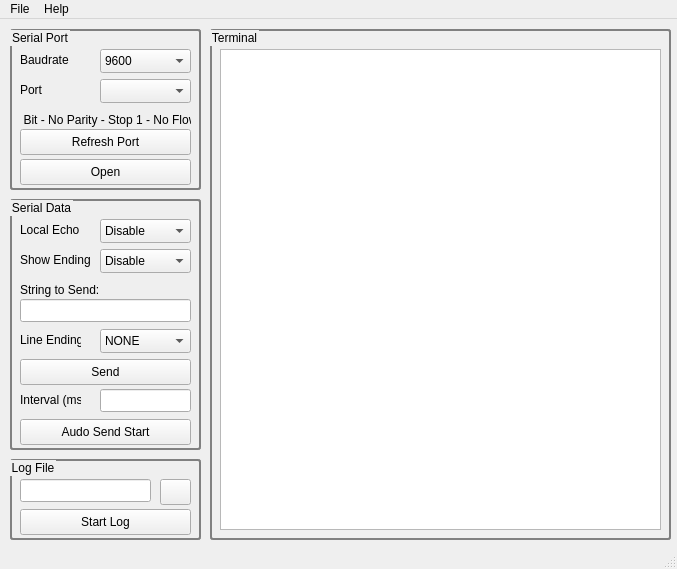
The window that qtserterm/qtserterm.ui (mekatronik-achmadi/atmega-dev) describes before a commit, drawn with Qt 5.
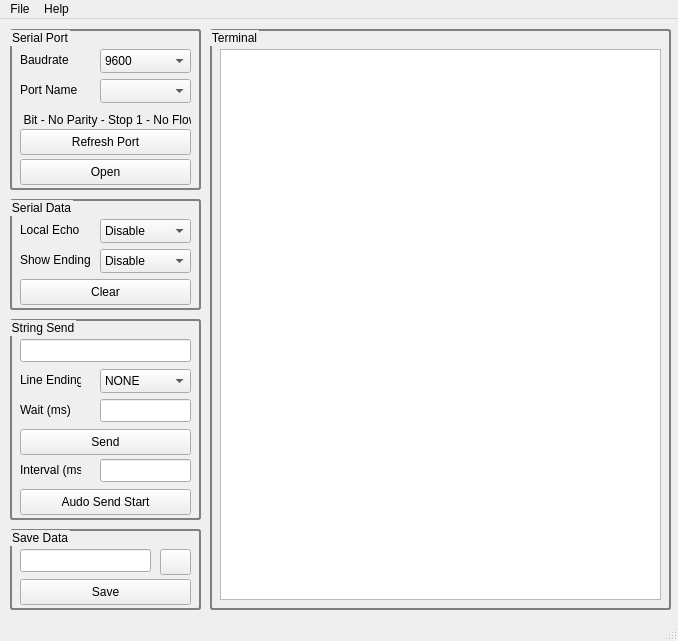
The same window after the commit. Icons and pictures are not drawn.

Commit message: Qt Serial Terminal

Diff of the .ui file:
```diff
--- a/qtserterm/qtserterm.ui
+++ b/qtserterm/qtserterm.ui
@@ -6,8 +6,8 @@
    <rect>
     <x>0</x>
     <y>0</y>
-    <width>677</width>
-    <height>569</height>
+    <width>678</width>
+    <height>641</height>
    </rect>
   </property>
   <property name="windowTitle">
@@ -91,12 +91,12 @@
       <rect>
        <x>10</x>
        <y>50</y>
-       <width>51</width>
+       <width>61</width>
        <height>21</height>
       </rect>
      </property>
      <property name="text">
-      <string>Port</string>
+      <string>Port Name</string>
      </property>
     </widget>
     <widget class="QComboBox" name="cmbPort">
@@ -161,7 +161,7 @@
       <x>210</x>
       <y>10</y>
       <width>461</width>
-      <height>511</height>
+      <height>581</height>
      </rect>
     </property>
     <property name="styleSheet">
@@ -179,7 +179,7 @@
        <x>10</x>
        <y>20</y>
        <width>441</width>
-       <height>481</height>
+       <height>551</height>
       </rect>
      </property>
     </widget>
@@ -190,7 +190,7 @@
       <x>10</x>
       <y>180</y>
       <width>191</width>
-      <height>251</height>
+      <height>111</height>
      </rect>
     </property>
     <property name="styleSheet">
@@ -202,62 +202,6 @@
     <property name="title">
      <string>Serial Data</string>
     </property>
-    <widget class="QLineEdit" name="txtDataSend">
-     <property name="geometry">
-      <rect>
-       <x>10</x>
-       <y>100</y>
-       <width>171</width>
-       <height>23</height>
-      </rect>
-     </property>
-    </widget>
-    <widget class="QLabel" name="lblLineEnd">
-     <property name="geometry">
-      <rect>
-       <x>10</x>
-       <y>130</y>
-       <width>61</width>
-       <height>21</height>
-      </rect>
-     </property>
-     <property name="text">
-      <string>Line Ending</string>
-     </property>
-    </widget>
-    <widget class="QComboBox" name="cmbLineEnd">
-     <property name="geometry">
-      <rect>
-       <x>90</x>
-       <y>130</y>
-       <width>91</width>
-       <height>24</height>
-      </rect>
-     </property>
-     <property name="currentIndex">
-      <number>0</number>
-     </property>
-     <item>
-      <property name="text">
-       <string>NONE</string>
-      </property>
-     </item>
-     <item>
-      <property name="text">
-       <string>CR</string>
-      </property>
-     </item>
-     <item>
-      <property name="text">
-       <string>LF</string>
-      </property>
-     </item>
-     <item>
-      <property name="text">
-       <string>CR/LF</string>
-      </property>
-     </item>
-    </widget>
     <widget class="QLabel" name="lblLocalEcho">
      <property name="geometry">
       <rect>
@@ -294,55 +238,6 @@
       </property>
      </item>
     </widget>
-    <widget class="QPushButton" name="btnAutoStart">
-     <property name="geometry">
-      <rect>
-       <x>10</x>
-       <y>220</y>
-       <width>171</width>
-       <height>26</height>
-      </rect>
-     </property>
-     <property name="text">
-      <string>Audo Send Start</string>
-     </property>
-    </widget>
-    <widget class="QPushButton" name="btnStringSend">
-     <property name="geometry">
-      <rect>
-       <x>10</x>
-       <y>160</y>
-       <width>171</width>
-       <height>26</height>
-      </rect>
-     </property>
-     <property name="text">
-      <string>Send</string>
-     </property>
-    </widget>
-    <widget class="QLineEdit" name="txtInterval">
-     <property name="geometry">
-      <rect>
-       <x>90</x>
-       <y>190</y>
-       <width>91</width>
-       <height>23</height>
-      </rect>
-     </property>
-    </widget>
-    <widget class="QLabel" name="lblAutoInterval">
-     <property name="geometry">
-      <rect>
-       <x>10</x>
-       <y>190</y>
-       <width>61</width>
-       <height>21</height>
-      </rect>
-     </property>
-     <property name="text">
-      <string>Interval (ms)</string>
-     </property>
-    </widget>
     <widget class="QComboBox" name="cmbShowEnd">
      <property name="geometry">
       <rect>
@@ -379,17 +274,17 @@
       <string>Show Ending</string>
      </property>
     </widget>
-    <widget class="QLabel" name="lblShowEnd_2">
+    <widget class="QPushButton" name="btnClear">
      <property name="geometry">
       <rect>
        <x>10</x>
        <y>80</y>
-       <width>91</width>
-       <height>21</height>
+       <width>171</width>
+       <height>26</height>
       </rect>
      </property>
      <property name="text">
-      <string>String to Send:</string>
+      <string>Clear</string>
      </property>
     </widget>
    </widget>
@@ -397,7 +292,7 @@
     <property name="geometry">
      <rect>
       <x>10</x>
-      <y>440</y>
+      <y>510</y>
       <width>191</width>
       <height>81</height>
      </rect>
@@ -409,7 +304,7 @@
  } </string>
     </property>
     <property name="title">
-     <string>Log File</string>
+     <string>Save Data</string>
     </property>
     <widget class="QLineEdit" name="txtFileLog">
      <property name="geometry">
@@ -421,22 +316,22 @@
       </rect>
      </property>
     </widget>
-    <widget class="QPushButton" name="btnFileStart">
-     <property name="geometry">
-      <rect>
-       <x>10</x>
-       <y>50</y>
-       <width>171</width>
-       <height>26</height>
-      </rect>
-     </property>
-     <property name="text">
-      <string>Start Log</string>
-     </property>
-    </widget>
     <widget class="QPushButton" name="btnFileSave">
      <property name="geometry">
       <rect>
+       <x>10</x>
+       <y>50</y>
+       <width>171</width>
+       <height>26</height>
+      </rect>
+     </property>
+     <property name="text">
+      <string>Save</string>
+     </property>
+    </widget>
+    <widget class="QPushButton" name="btnFilePath">
+     <property name="geometry">
+      <rect>
        <x>150</x>
        <y>20</y>
        <width>31</width>
@@ -451,13 +346,160 @@
      </property>
     </widget>
    </widget>
+   <widget class="QGroupBox" name="AutoSend">
+    <property name="geometry">
+     <rect>
+      <x>10</x>
+      <y>300</y>
+      <width>191</width>
+      <height>201</height>
+     </rect>
+    </property>
+    <property name="styleSheet">
+     <string notr="true">QGroupBox { 
+     border: 2px solid gray; 
+     border-radius: 3px; 
+ } </string>
+    </property>
+    <property name="title">
+     <string>String Send</string>
+    </property>
+    <widget class="QLineEdit" name="txtDataSend">
+     <property name="geometry">
+      <rect>
+       <x>10</x>
+       <y>20</y>
+       <width>171</width>
+       <height>23</height>
+      </rect>
+     </property>
+    </widget>
+    <widget class="QLabel" name="lblLineEnd">
+     <property name="geometry">
+      <rect>
+       <x>10</x>
+       <y>50</y>
+       <width>61</width>
+       <height>21</height>
+      </rect>
+     </property>
+     <property name="text">
+      <string>Line Ending</string>
+     </property>
+    </widget>
+    <widget class="QComboBox" name="cmbLineEnd">
+     <property name="geometry">
+      <rect>
+       <x>90</x>
+       <y>50</y>
+       <width>91</width>
+       <height>24</height>
+      </rect>
+     </property>
+     <property name="currentIndex">
+      <number>0</number>
+     </property>
+     <item>
+      <property name="text">
+       <string>NONE</string>
+      </property>
+     </item>
+     <item>
+      <property name="text">
+       <string>CR</string>
+      </property>
+     </item>
+     <item>
+      <property name="text">
+       <string>LF</string>
+      </property>
+     </item>
+     <item>
+      <property name="text">
+       <string>CR/LF</string>
+      </property>
+     </item>
+    </widget>
+    <widget class="QPushButton" name="btnAutoStart">
+     <property name="geometry">
+      <rect>
+       <x>10</x>
+       <y>170</y>
+       <width>171</width>
+       <height>26</height>
+      </rect>
+     </property>
+     <property name="text">
+      <string>Audo Send Start</string>
+     </property>
+    </widget>
+    <widget class="QPushButton" name="btnStringSend">
+     <property name="geometry">
+      <rect>
+       <x>10</x>
+       <y>110</y>
+       <width>171</width>
+       <height>26</height>
+      </rect>
+     </property>
+     <property name="text">
+      <string>Send</string>
+     </property>
+    </widget>
+    <widget class="QLineEdit" name="txtInterval">
+     <property name="geometry">
+      <rect>
+       <x>90</x>
+       <y>140</y>
+       <width>91</width>
+       <height>23</height>
+      </rect>
+     </property>
+    </widget>
+    <widget class="QLabel" name="lblAutoInterval">
+     <property name="geometry">
+      <rect>
+       <x>10</x>
+       <y>140</y>
+       <width>61</width>
+       <height>21</height>
+      </rect>
+     </property>
+     <property name="text">
+      <string>Interval (ms)</string>
+     </property>
+    </widget>
+    <widget class="QLabel" name="lblSendWait">
+     <property name="geometry">
+      <rect>
+       <x>10</x>
+       <y>80</y>
+       <width>61</width>
+       <height>21</height>
+      </rect>
+     </property>
+     <property name="text">
+      <string>Wait (ms)</string>
+     </property>
+    </widget>
+    <widget class="QLineEdit" name="txtSendWait">
+     <property name="geometry">
+      <rect>
+       <x>90</x>
+       <y>80</y>
+       <width>91</width>
+       <height>23</height>
+      </rect>
+     </property>
+    </widget>
+   </widget>
   </widget>
   <widget class="QMenuBar" name="menubar">
    <property name="geometry">
     <rect>
      <x>0</x>
      <y>0</y>
-     <width>677</width>
+     <width>678</width>
      <height>19</height>
     </rect>
    </property>
```
Left out of the diff: 4 changed lines with no effect on the pictures. The commit also changes 2 other files.
